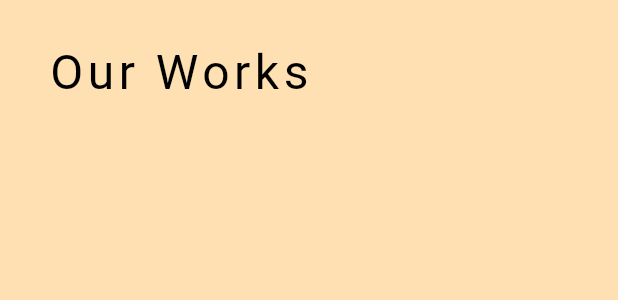
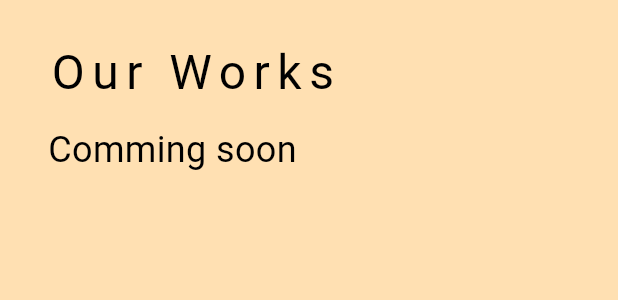
Before and after one commit to Dash-Inside/homepage, a Flutter app: the WorksWidget widget shown alone on an empty page, opened directly, on a phone screen of 412 x 824 dp. Shown: the top 300 px of the screen. Run offline on Flutter 3.47's test engine with Material 2 defaults, Android fonts, the phone set to English and light mode, and no system bars; drawn by our look-alikes of flutter_animate; our stand-ins replace responsive_builder.

Commit message:
feat: add comming soon section

```diff
--- a/lib/src/pages/home_page/works_widget.dart
+++ b/lib/src/pages/home_page/works_widget.dart
@@ -12,14 +12,27 @@ class WorksWidget extends StatelessWidget {
       height: size.height * 2,
       color: Colors.orange[100]!,
       padding: const EdgeInsets.all(32.0),
-      child: const Text(
-        'Our Works',
-        style: TextStyle(
-          color: Colors.black,
-          fontSize: 32.0,
-          letterSpacing: 3.0,
-          height: 1.0,
-        ),
+      child: ListView(
+        children: const [
+          Text(
+            'Our Works',
+            style: TextStyle(
+              color: Colors.black,
+              fontSize: 32.0,
+              letterSpacing: 5.0,
+              height: 1,
+            ),
+          ),
+          SizedBox(height: 24.0),
+          Text(
+            'Comming soon',
+            style: TextStyle(
+              color: Colors.black,
+              fontSize: 24.0,
+              height: 1,
+            ),
+          ),
+        ],
       ),
     );
 
```
